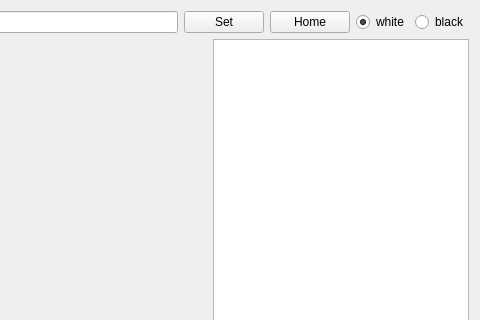
First picture: the form in UI/aiwidget.ui, repository adidvar/chess-app, before the edit; both pictures show x 406 to 886 and y 0 to 320 of the 886 by 629 pixel window.
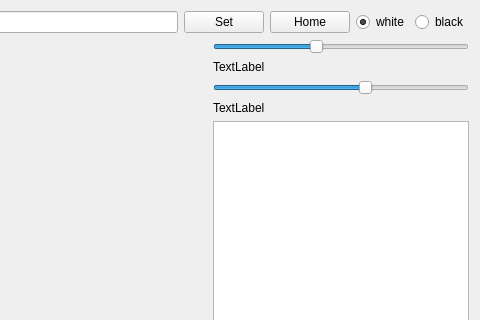
Second picture: the form after the edit. Custom widgets are drawn as their Qt base class.

Diff of the .ui file:
```diff
--- a/UI/aiwidget.ui
+++ b/UI/aiwidget.ui
@@ -15,8 +15,6 @@
   </property>
   <layout class="QGridLayout" name="gridLayout">
    <item row="0" column="0">
-    <layout class="QVBoxLayout" name="verticalLayout">
-     <item>
       <layout class="QHBoxLayout" name="horizontalLayout">
        <item>
         <widget class="QLineEdit" name="fen"/>
@@ -54,7 +52,7 @@
        </item>
       </layout>
      </item>
-     <item>
+   <item row="1" column="0">
       <layout class="QHBoxLayout" name="horizontalLayout_2">
        <item>
         <widget class="QProgressBar" name="status">
@@ -88,6 +86,78 @@
         <widget class="BoardWidget" name="widget" native="true"/>
        </item>
        <item>
+      <layout class="QVBoxLayout" name="verticalLayout">
+       <item>
+        <widget class="QSlider" name="a">
+         <property name="sizePolicy">
+          <sizepolicy hsizetype="Preferred" vsizetype="Fixed">
+           <horstretch>0</horstretch>
+           <verstretch>0</verstretch>
+          </sizepolicy>
+         </property>
+         <property name="minimum">
+          <number>-500</number>
+         </property>
+         <property name="maximum">
+          <number>500</number>
+         </property>
+         <property name="value">
+          <number>-100</number>
+         </property>
+         <property name="orientation">
+          <enum>Qt::Horizontal</enum>
+         </property>
+        </widget>
+       </item>
+       <item>
+        <widget class="QLabel" name="a_text">
+         <property name="sizePolicy">
+          <sizepolicy hsizetype="Preferred" vsizetype="Maximum">
+           <horstretch>0</horstretch>
+           <verstretch>0</verstretch>
+          </sizepolicy>
+         </property>
+         <property name="text">
+          <string>TextLabel</string>
+         </property>
+        </widget>
+       </item>
+       <item>
+        <widget class="QSlider" name="b">
+         <property name="sizePolicy">
+          <sizepolicy hsizetype="Preferred" vsizetype="Fixed">
+           <horstretch>0</horstretch>
+           <verstretch>0</verstretch>
+          </sizepolicy>
+         </property>
+         <property name="minimum">
+          <number>-500</number>
+         </property>
+         <property name="maximum">
+          <number>500</number>
+         </property>
+         <property name="value">
+          <number>100</number>
+         </property>
+         <property name="orientation">
+          <enum>Qt::Horizontal</enum>
+         </property>
+        </widget>
+       </item>
+       <item>
+        <widget class="QLabel" name="b_text">
+         <property name="sizePolicy">
+          <sizepolicy hsizetype="Preferred" vsizetype="Maximum">
+           <horstretch>0</horstretch>
+           <verstretch>0</verstretch>
+          </sizepolicy>
+         </property>
+         <property name="text">
+          <string>TextLabel</string>
+         </property>
+        </widget>
+       </item>
+       <item>
         <widget class="QListWidget" name="turns_list">
          <property name="sizePolicy">
           <sizepolicy hsizetype="Maximum" vsizetype="Preferred">
@@ -101,7 +171,7 @@
      </item>
     </layout>
    </item>
-   <item row="1" column="0">
+   <item row="2" column="0">
     <widget class="QLabel" name="score">
      <property name="text">
       <string/>
```
Lines whose indentation alone changed are shown as unchanged.
